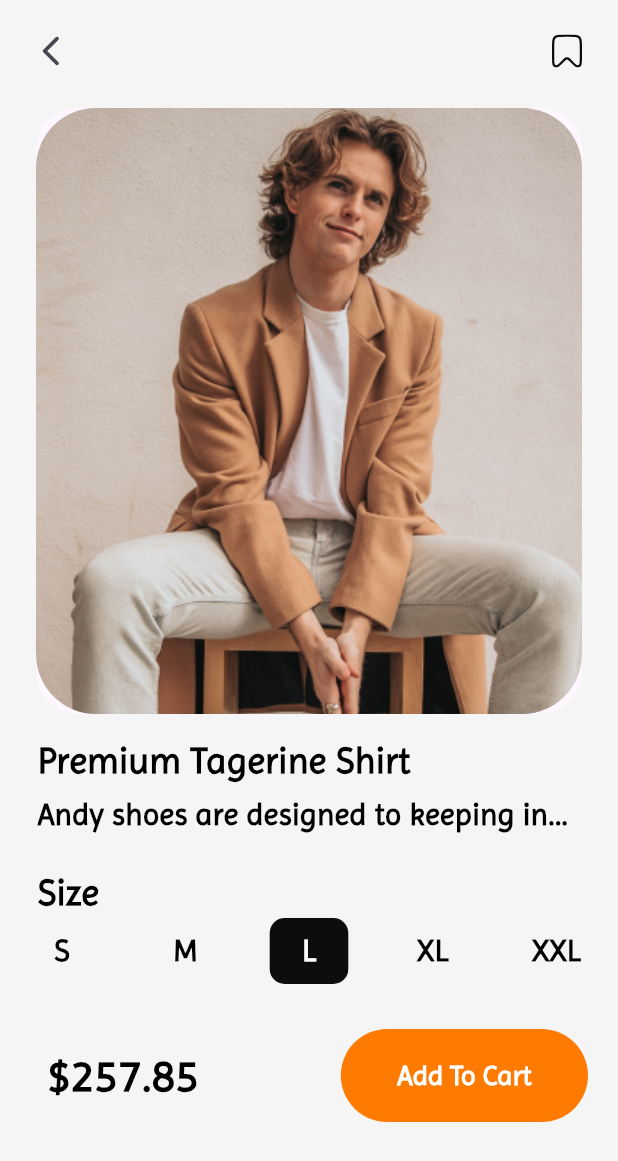
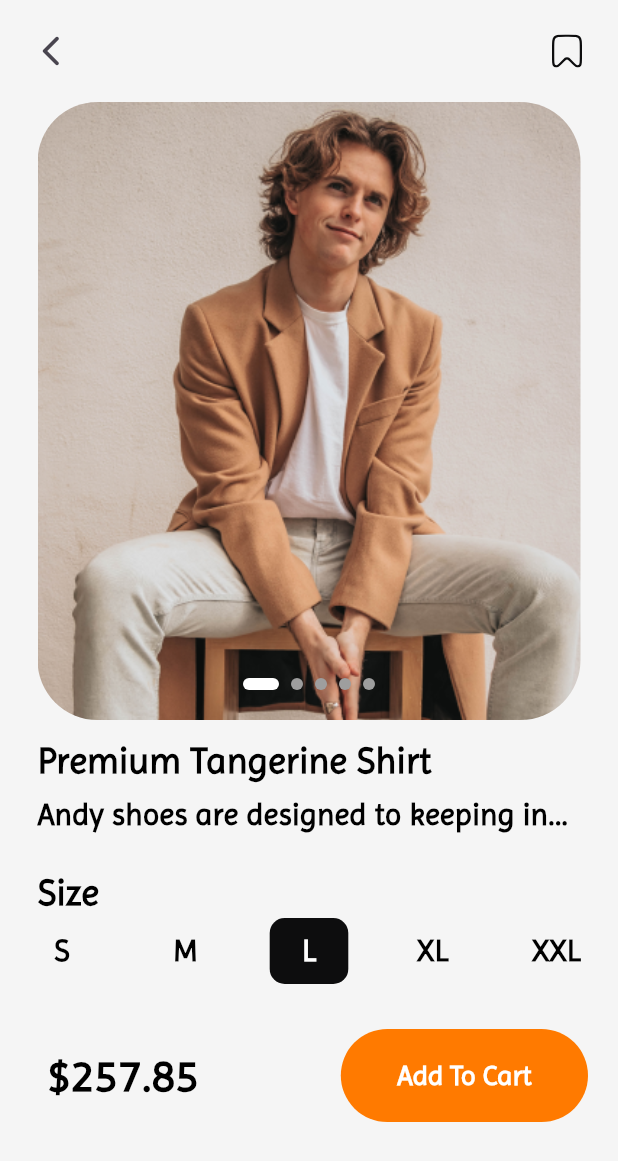
Before and after one commit to mohhamad-esmaili/platza_store, a Flutter app: the ProductView screen opened directly with empty values, on a phone screen of 412 x 824 dp. Shown: the top 1161 px of the screen. Run offline on Flutter 3.47's test engine with Material 3 defaults, Android fonts, the light colour scheme and no system bars; drawn by our look-alikes of smooth_page_indicator; our stand-ins replace flutter_slidable, flutter_svg, gap, get, vector_graphics.

Commit message:
init gallery indicator for productview

```diff
--- a/lib/feature/cart/presentation/screen/product_view.dart
+++ b/lib/feature/cart/presentation/screen/product_view.dart
@@ -3,6 +3,7 @@ import 'package:gap/gap.dart';
 import 'package:get/get.dart';
 import 'package:platza_store/core/gen/assets.gen.dart';
 import 'package:platza_store/core/widgets/custom_button.dart';
+import 'package:smooth_page_indicator/smooth_page_indicator.dart';
 
 class ProductView extends StatefulWidget {
   ProductView({super.key});
@@ -13,12 +14,19 @@ class ProductView extends StatefulWidget {
 
 class _ProductViewState extends State<ProductView> {
   final List<String> shirtSizes = ['S', 'M', 'L', 'XL', 'XXL'];
+  final PageController pageController = PageController(initialPage: 0);
+  String selectedSize = 'L';
 
-  String selectedSize = 'L';
+  @override
+  void dispose() {
+    pageController.dispose();
+    super.dispose();
+  }
 
   @override
   Widget build(BuildContext context) {
     int index = Get.arguments;
+
     return Scaffold(
       body: SafeArea(
         child: Column(
@@ -49,12 +57,15 @@ class _ProductViewState extends State<ProductView> {
                 child: Container(
                   height: Get.size.height / 2,
                   width: double.infinity,
-                  child: CarouselView(
-                    itemSnapping: true,
-                    itemExtent: double.infinity,
-                    children: List.generate(
-                      5,
-                      (index) => Container(
+                  child: Stack(
+                    alignment: Alignment.bottomCenter,
+                    children: [
+                      PageView.builder(
+                        controller: pageController,
+                        itemCount: 5,
+                        itemBuilder: (context, index) {
+                          return Container(
+                            margin: const EdgeInsets.symmetric(horizontal: 5),
                             decoration: BoxDecoration(
                               image: DecorationImage(
                                 image: Assets.images.authPoster.provider(),
@@ -62,8 +73,30 @@ class _ProductViewState extends State<ProductView> {
                               ),
                               borderRadius: BorderRadius.circular(40),
                             ),
+                          );
+                        },
+                      ),
+                      Positioned(
+                        bottom: 20,
+                        child: SmoothPageIndicator(
+                          controller: pageController,
+                          count: 5,
+                          effect: ExpandingDotsEffect(
+                            dotHeight: 8,
+                            dotWidth: 8,
+                            activeDotColor: Colors.white,
+                            dotColor: Colors.grey.shade500,
+                          ),
+                          onDotClicked: (index) {
+                            pageController.animateToPage(
+                              index,
+                              duration: const Duration(milliseconds: 300),
+                              curve: Curves.easeInOut,
+                            );
+                          },
                         ),
                       ),
+                    ],
                   ),
                 ),
               ),
@@ -72,7 +105,7 @@ class _ProductViewState extends State<ProductView> {
               padding: const EdgeInsets.only(
                   left: 25, right: 25, top: 10, bottom: 5),
               child: Text(
-                "Premium Tagerine Shirt",
+                "Premium Tangerine Shirt",
                 style: TextStyle(
                   color: Colors.black,
                   fontSize: 24,
@@ -84,7 +117,7 @@ class _ProductViewState extends State<ProductView> {
               child: Padding(
                 padding: const EdgeInsets.symmetric(horizontal: 25),
                 child: Text(
-                  "Andy shoes are designed to keeping in...aaaaaaaaaaaaaaaaaaaaaaaaaaaaaaaaaaawwwwwwwwwwwwwwwwwwwwwwwwwww",
+                  "Andy shoes are designed to keeping in...",
                   maxLines: 1,
                   style: TextStyle(
                     color: Colors.black,
```
Lines whose indentation alone changed are shown as unchanged.
